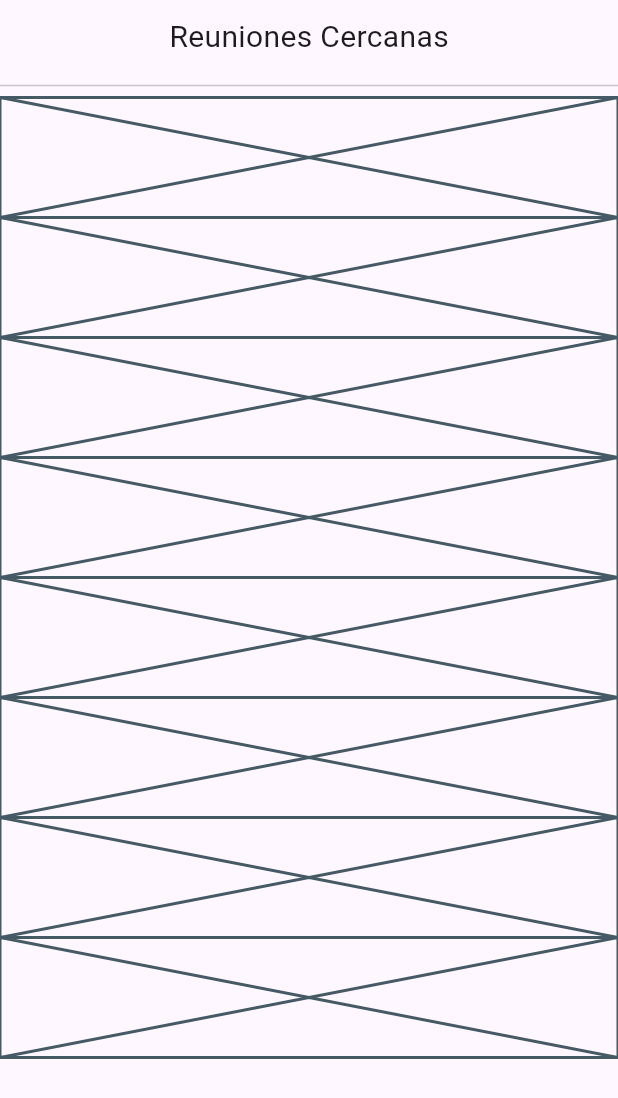
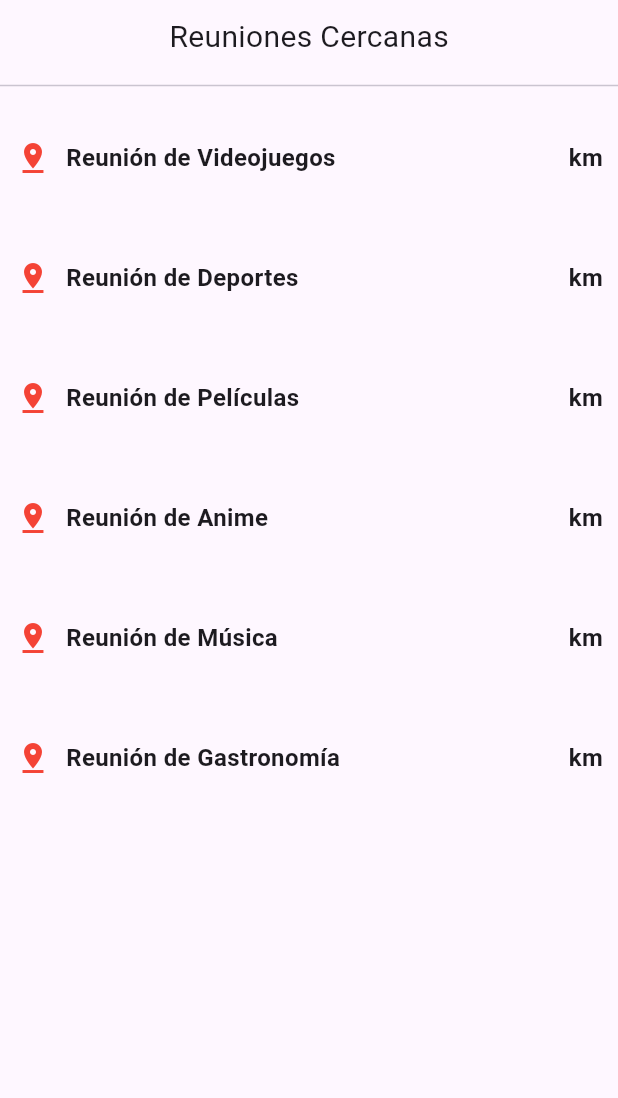
Before and after one commit to BionicHawk/random_meetings, a Flutter app: the BottomSheetContent widget shown alone on an empty page, opened directly, on a phone screen of 412 x 824 dp. Shown: the top 1098 px of the screen. Run offline on Flutter 3.47's test engine with Material 2 defaults, Android fonts, the phone set to English and light mode, and no system bars; our stand-ins replace flutter_map, geolocator, latlong2.

Commit message:
Modificación de credenciales y Caja de reuniones

```diff
--- a/lib/screens/home/components/bottom_sheet_content.dart
+++ b/lib/screens/home/components/bottom_sheet_content.dart
@@ -1,5 +1,29 @@
 import 'package:flutter/material.dart';
 import 'package:random_meetings/screens/home/components/meet_point_item.dart';
+
+const points = [
+  {
+    "name": "Reunión de Videojuegos",
+    "distance": 4.3
+  },{
+    "name": "Reunión de Deportes",
+    "distance": 1.2
+  },{
+    "name": "Reunión de Películas",
+    "distance": 2.1
+  },{
+    "name": "Reunión de Anime",
+    "distance": 2.3
+  },{
+    "name": "Reunión de Música",
+    "distance": 0.5
+  },{
+    "name": "Reunión de Gastronomía",
+    "distance": 2.5
+  },
+];
+
+const pinDropColor = Colors.red;
 
 class BottomSheetContent extends StatefulWidget {
   const BottomSheetContent({super.key});
@@ -9,22 +33,30 @@ class BottomSheetContent extends StatefulWidget {
 }
 
 class _BottomSheetContentState extends State<BottomSheetContent> {
+  List<Widget> meetingPoints = List.empty(growable: true);
+
+  @override
+  void initState() {
+    for (var point in points) {
+      meetingPoints.add(
+	MeetPointItem(
+	  iconColor: pinDropColor,
+	  pointName: point["name"].toString(),
+	  distanceValue: double.parse(point["distance"].toString()),
+	)
+      );
+    }
+    setState(() {
+
+    });
+    super.initState();
+  }
+
   @override
   Widget build(BuildContext context) {
     const titlePadding = Padding(padding: EdgeInsets.symmetric(vertical: 5));
 
-    ListView contentList = ListView(
-      children: const [
-        MeetPointItem(),
-        MeetPointItem(),
-        MeetPointItem(),
-        MeetPointItem(),
-        MeetPointItem(),
-        MeetPointItem(),
-        MeetPointItem(),
-        MeetPointItem(),
-      ],
-    );
+    ListView contentList = ListView(children: meetingPoints);
 
     const title = Column(
       children: [
--- a/lib/screens/home/components/meet_point_item.dart
+++ b/lib/screens/home/components/meet_point_item.dart
@@ -1,17 +1,61 @@
 import 'package:flutter/material.dart';
+import 'package:latlong2/latlong.dart';
 
 class MeetPointItem extends StatelessWidget {
   final double height;
+  final String? pointName;
+  final double spacerValue;
+  final double distanceValue;
+  final IconData icon;
+  final Color? iconColor;
 
-  const MeetPointItem({super.key, this.height = 80});
+  const MeetPointItem({super.key,
+  this.height = 80,
+  this.pointName,
+  this.spacerValue = 10,
+  this.distanceValue = 0.0,
+  this.icon = Icons.pin_drop,
+  this.iconColor});
 
   @override
   Widget build(BuildContext context) {
+    final spacer = SizedBox(width: spacerValue,);
+    const textStyle = TextStyle(
+      fontSize: 16,
+      fontWeight: FontWeight.bold,
+    );
+
+    final iconWidget = Icon(
+      icon,
+      color: iconColor,
+    );
+
+    final name = Text(
+      pointName ?? "No name",
+      style: textStyle,
+    );
+
+    const filler = Expanded(child: SizedBox(),);
+    Text distance = Text(
+      "${round(distanceValue, decimals: 2)} km",
+      style: textStyle,
+    );
+
     return InkWell(
       onTap: () {},
       child: SizedBox(
         height: height,
-        child: const Placeholder(),
+        child: Row(
+	  children: [
+	    spacer,
+	    iconWidget,
+	    spacer,
+	    name,
+	    filler,
+	    distance,
+	    spacer
+	  ],
+	),
       ),
     );
   }
--- a/lib/screens/home/home.dart
+++ b/lib/screens/home/home.dart
@@ -7,7 +7,7 @@ import 'package:random_meetings/screens/settings/settings.dart';
 
 // ignore: constant_identifier_names
 const MAPBOX_ACCESS_TOKEN =
-    "pk.eyJ1IjoiYmlvbmljaGF3ayIsImEiOiJjbG4yYno5enowNmt5Mndxd2Ftdzc2eWx1In0.ynLPGgH8j1UutdQLHwKSwQ";
+    "pk.eyJ1IjoiYmlvbmljaGF3ayIsImEiOiJjbG4yeG5tenowYXI2Mmxtc3A1ZGd0M2cxIn0.iaMUQ_9amb9zijhouYnOag";
 
 class Home extends StatelessWidget {
   const Home({super.key});
```
Also changed, not shown: 1 other file.
